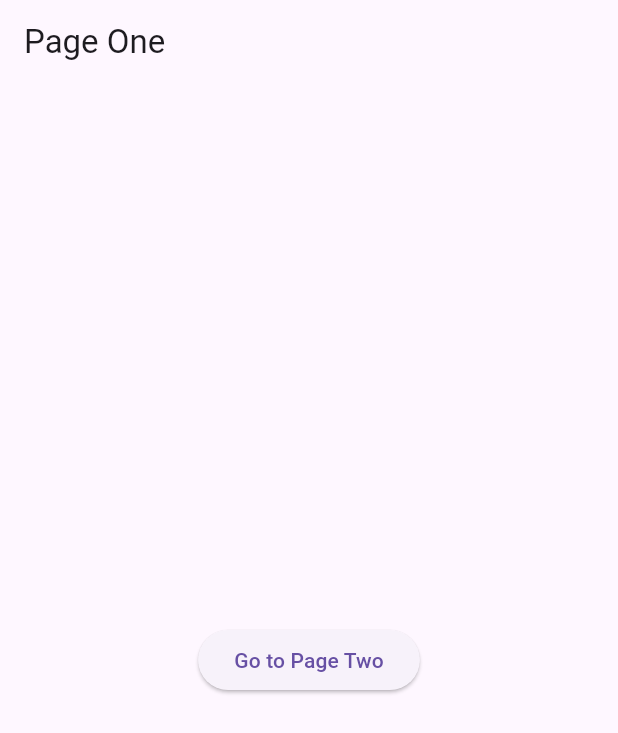
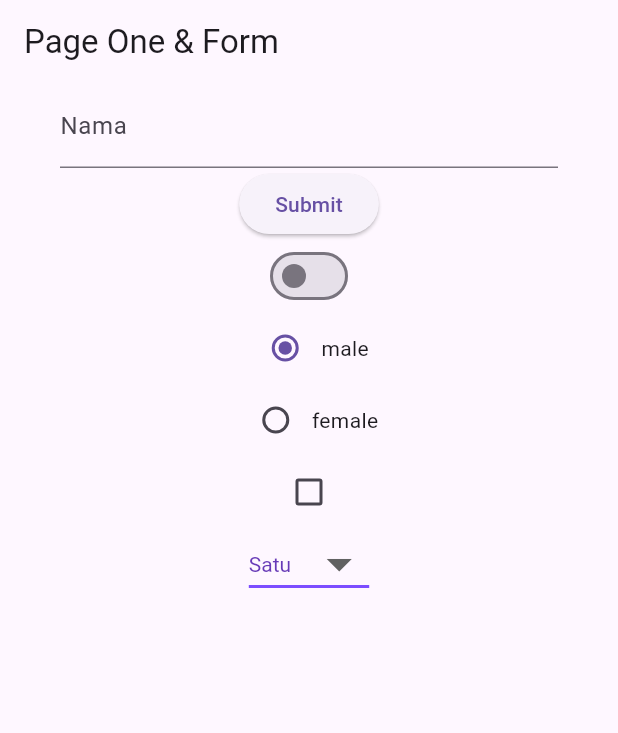
Before and after one commit to Miftakun/Flutter_Project_HK, a Flutter app: the screen it shows after launch, on a phone screen of 412 x 824 dp. Shown: the top 733 px of the screen. Run offline on Flutter 3.47's test engine with Material 3 defaults, Android fonts, the phone set to English and light mode, and no system bars.

Commit message:
Add form elements to PageOne; include validation, radio buttons, checkbox, and dropdown

```diff
--- a/lib/flutter_widget_ui/lib/pages/page_one.dart
+++ b/lib/flutter_widget_ui/lib/pages/page_one.dart
@@ -8,21 +8,144 @@ class PageOne extends StatefulWidget {
 }
 
 class _PageOneState extends State<PageOne> {
+  final GlobalKey<FormState> _globalKey = GlobalKey<FormState>();
+  var selectedValue = 'Satu';
+  final dropdownList = <String>['Satu', 'Dua', 'Tiga', 'Empat', 'Lima'];
+
+  var isChecked = false;
+  var sex = 'male';
+  var isOn = false;
+
   @override
   Widget build(BuildContext context) {
     return Scaffold(
-      appBar: AppBar(title: const Text('Page One')),
-      body: Center(
-        child: ElevatedButton(
-          onPressed: () {
-            Navigator.pushNamed(
-              context,
-              '/second',
-              arguments: 'Hello from Page One',
-            );
-          },
-          child: const Text('Go to Page Two'),
-        ),
+      appBar: AppBar(title: const Text('Page One & Form')),
+      body: ListView(
+        children: [
+          Center(
+            child: Column(
+              mainAxisSize: MainAxisSize.min,
+              children: [
+                Padding(
+                  padding: const EdgeInsets.symmetric(horizontal: 40),
+                  child: Form(
+                    key: _globalKey,
+                    child: TextFormField(
+                      decoration: const InputDecoration(
+                        labelText: 'Nama',
+                        hintText: 'Masukkan nama anda',
+                      ),
+                      validator: (value) {
+                        if (value == null || value.isEmpty) {
+                          return 'Nama tidak boleh kosong';
+                        }
+                        return null;
+                      },
+                    ),
+                  ),
+                ),
+                ElevatedButton(
+                  onPressed: () {
+                    if (_globalKey.currentState?.validate() ?? false) {
+                      ScaffoldMessenger.of(context).showSnackBar(
+                        const SnackBar(content: Text('Form valid!')),
+                      );
+                    } else {
+                      ScaffoldMessenger.of(context).showSnackBar(
+                        const SnackBar(content: Text('Form tidak valid!')),
+                      );
+                    }
+                  },
+                  child: const Text('Submit'),
+                ),
+                Switch(
+                  value: isOn,
+                  onChanged: (bool? val) {
+                    if (val != null) {
+                      setState(() {
+                        isOn = val;
+                      });
+                    }
+                  },
+                ),
+                Row(
+                  mainAxisAlignment: MainAxisAlignment.center,
+                  children: [
+                    Radio(
+                      value: 'male',
+                      groupValue: sex,
+                      onChanged: (String? val) {
+                        setState(() {
+                          if (val != null) {
+                            sex = val;
+                          }
+                        });
+                      },
+                    ),
+                    const Text('male'),
+                  ],
+                ),
+                Row(
+                  mainAxisAlignment: MainAxisAlignment.center,
+                  children: [
+                    Radio(
+                      value: 'female',
+                      groupValue: sex,
+                      onChanged: (String? val) {
+                        setState(() {
+                          if (val != null) {
+                            sex = val;
+                          }
+                        });
+                      },
+                    ),
+                    const Text('female'),
+                  ],
+                ),
+                Checkbox(
+                  value: isChecked,
+                  onChanged: (bool? val) {
+                    if (val != null) {
+                      setState(() {
+                        isChecked = val;
+                      });
+                    }
+                  },
+                ),
+                DropdownButton<String>(
+                  value: selectedValue,
+                  icon: const Icon(Icons.arrow_drop_down),
+                  iconSize: 40,
+                  style: const TextStyle(color: Colors.deepPurple),
+                  underline: Container(
+                    decoration: const BoxDecoration(
+                      border: Border(
+                        bottom: BorderSide(
+                          color: Colors.deepPurpleAccent,
+                          width: 2.0,
+                        ),
+                      ),
+                    ),
+                  ),
+                  items:
+                      dropdownList.map((String value) {
+                        return DropdownMenuItem<String>(
+                          value: value,
+                          child: Text(value),
+                        );
+                      }).toList(),
+                  onChanged: (String? newValue) {
+                    if (newValue != null) {
+                      setState(() {
+                        selectedValue = newValue;
+                      });
+                    }
+                  },
+                ),
+              ],
+            ),
+          ),
+        ],
       ),
     );
   }
```
